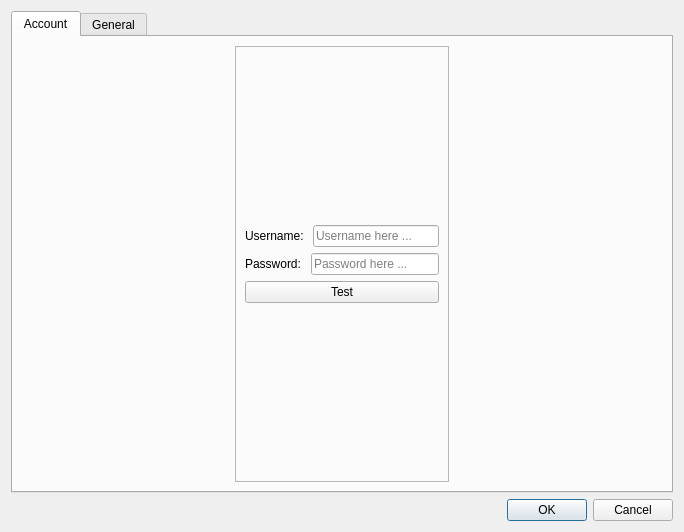
This is src/dialog_settings.ui in KasaiDot/Ouroboros as Qt 5 draws it before an edit. The edited form follows.
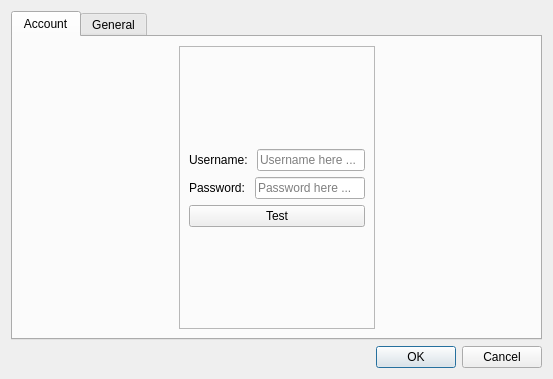
This is the edited form. Icons and pictures are not drawn.

```diff
--- a/src/dialog_settings.ui
+++ b/src/dialog_settings.ui
@@ -6,8 +6,8 @@
    <rect>
     <x>0</x>
     <y>0</y>
-    <width>684</width>
-    <height>532</height>
+    <width>553</width>
+    <height>379</height>
    </rect>
   </property>
   <property name="minimumSize">
```
